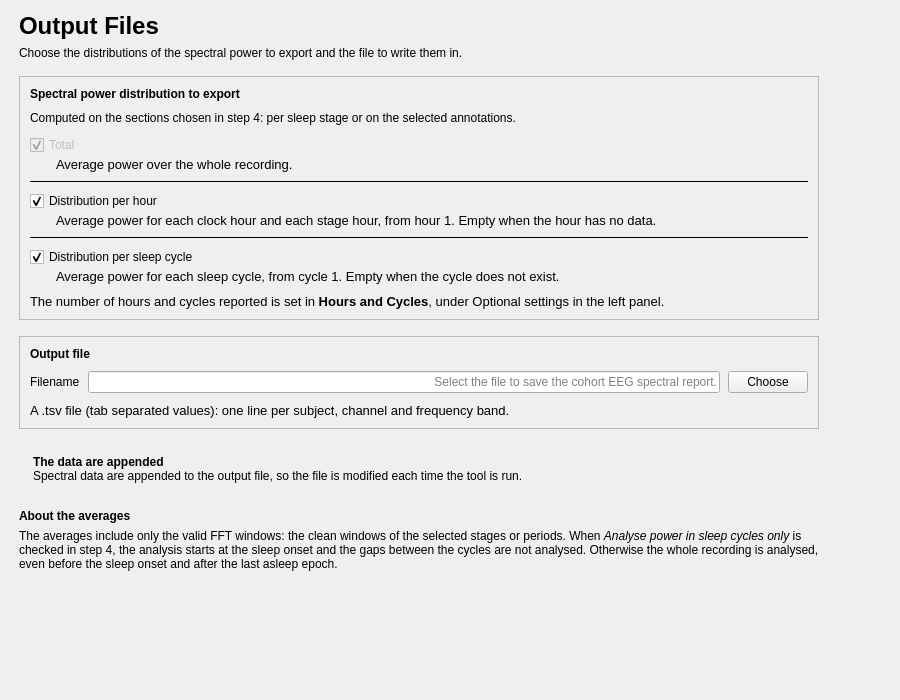
Old version of the form tools/CEAMSTools/PowerSpectralAnalysis/Outputfiles/Ui_Outputfiles.ui in the repository SnoozToolbox/snooz-package-ceams.
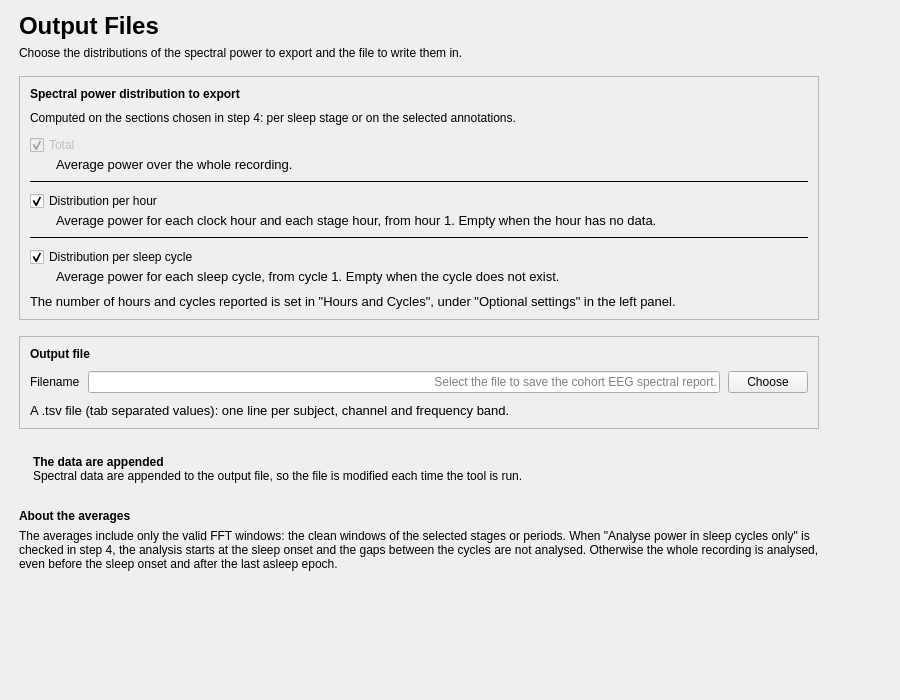
New version of the form.

```diff
--- a/tools/CEAMSTools/PowerSpectralAnalysis/Outputfiles/Ui_Outputfiles.ui
+++ b/tools/CEAMSTools/PowerSpectralAnalysis/Outputfiles/Ui_Outputfiles.ui
@@ -343,10 +343,7 @@
               </font>
              </property>
              <property name="text">
-              <string>The number of hours and cycles reported is set in &lt;b&gt;Hours and Cycles&lt;/b&gt;, under Optional settings in the left panel.</string>
-             </property>
-             <property name="textFormat">
-              <enum>Qt::TextFormat::RichText</enum>
+              <string>The number of hours and cycles reported is set in "Hours and Cycles", under "Optional settings" in the left panel.</string>
              </property>
              <property name="wordWrap">
               <bool>true</bool>
@@ -510,10 +507,7 @@
           <item>
            <widget class="QLabel" name="about_averages_label">
             <property name="text">
-             <string>The averages include only the valid FFT windows: the clean windows of the selected stages or periods. When &lt;i&gt;Analyse power in sleep cycles only&lt;/i&gt; is checked in step 4, the analysis starts at the sleep onset and the gaps between the cycles are not analysed. Otherwise the whole recording is analysed, even before the sleep onset and after the last asleep epoch.</string>
-            </property>
-            <property name="textFormat">
-             <enum>Qt::TextFormat::RichText</enum>
+             <string>The averages include only the valid FFT windows: the clean windows of the selected stages or periods. When "Analyse power in sleep cycles only" is checked in step 4, the analysis starts at the sleep onset and the gaps between the cycles are not analysed. Otherwise the whole recording is analysed, even before the sleep onset and after the last asleep epoch.</string>
             </property>
             <property name="wordWrap">
              <bool>true</bool>
```
